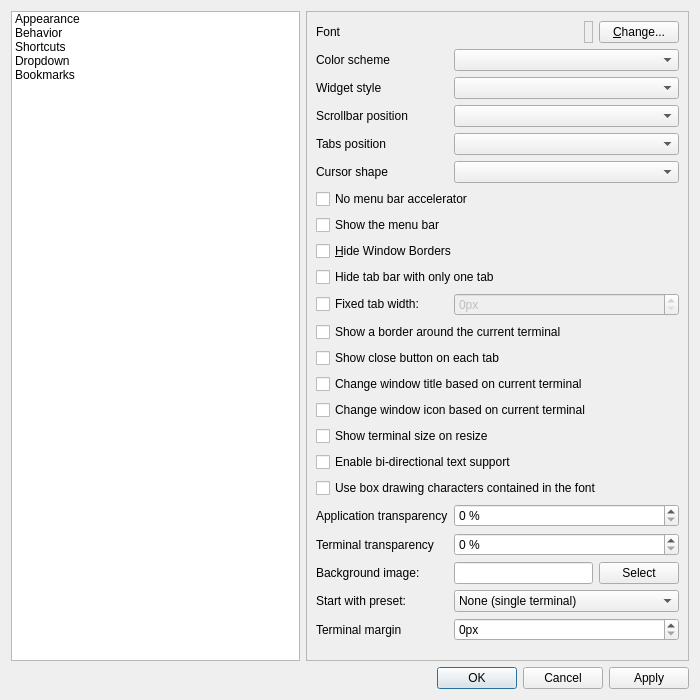
The window that src/forms/propertiesdialog.ui (lxqt/qterminal) describes before a commit, drawn with Qt 5.
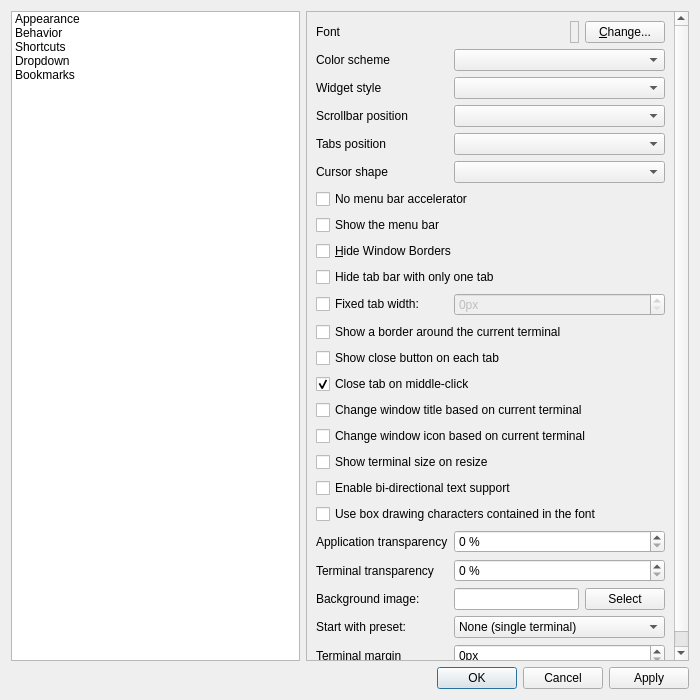
The same window after the commit. Icons and pictures are not drawn.

Commit message: Make close-on-middle-click optional

Patch:
```diff
--- a/src/forms/propertiesdialog.ui
+++ b/src/forms/propertiesdialog.ui
@@ -111,7 +111,7 @@
            </rect>
           </property>
           <layout class="QGridLayout" name="gridLayout_3">
-           <item row="19" column="1">
+           <item row="20" column="1">
             <widget class="QSpinBox" name="appTransparencyBox">
              <property name="suffix">
               <string> %</string>
@@ -198,7 +198,7 @@
            <item row="2" column="1">
             <widget class="QComboBox" name="colorSchemaCombo"/>
            </item>
-           <item row="22" column="0">
+           <item row="23" column="0">
             <widget class="QLabel" name="label_9">
              <property name="text">
               <string>Start with preset:</string>
@@ -208,7 +208,7 @@
              </property>
             </widget>
            </item>
-           <item row="22" column="1">
+           <item row="23" column="1">
             <widget class="QComboBox" name="terminalPresetComboBox">
              <item>
               <property name="text">
@@ -242,7 +242,7 @@
              </property>
             </widget>
            </item>
-           <item row="23" column="0">
+           <item row="24" column="0">
             <widget class="QLabel" name="label_15">
              <property name="text">
               <string>Terminal margin</string>
@@ -259,7 +259,7 @@
              </property>
             </widget>
            </item>
-           <item row="21" column="0">
+           <item row="22" column="0">
             <widget class="QLabel" name="label_13">
              <property name="text">
               <string>Background image:</string>
@@ -279,7 +279,7 @@
              </property>
             </widget>
            </item>
-           <item row="21" column="1">
+           <item row="22" column="1">
             <layout class="QHBoxLayout" name="horizontalLayout_3">
              <item>
               <widget class="QLineEdit" name="backgroundImageLineEdit"/>
@@ -306,7 +306,7 @@
            <item row="5" column="1">
             <widget class="QComboBox" name="tabsPos_comboBox"/>
            </item>
-           <item row="24" column="0" colspan="2">
+           <item row="25" column="0" colspan="2">
             <spacer name="verticalSpacer_3">
              <property name="orientation">
               <enum>Qt::Vertical</enum>
@@ -339,7 +339,7 @@
              </property>
             </widget>
            </item>
-           <item row="20" column="0">
+           <item row="21" column="0">
             <widget class="QLabel" name="label">
              <property name="text">
               <string>Terminal transparency</string>
@@ -352,7 +352,7 @@
            <item row="6" column="1">
             <widget class="QComboBox" name="keybCursorShape_comboBox"/>
            </item>
-           <item row="19" column="0">
+           <item row="20" column="0">
             <widget class="QLabel" name="label_4">
              <property name="text">
               <string>Application transparency</string>
@@ -369,21 +369,21 @@
              </property>
             </widget>
            </item>
-           <item row="23" column="1">
+           <item row="24" column="1">
             <widget class="QSpinBox" name="terminalMarginSpinBox">
              <property name="suffix">
               <string>px</string>
              </property>
             </widget>
            </item>
-           <item row="17" column="0" colspan="2">
+           <item row="18" column="0" colspan="2">
             <widget class="QCheckBox" name="enabledBidiSupportCheckBox">
              <property name="text">
               <string>Enable bi-directional text support</string>
              </property>
             </widget>
            </item>
-           <item row="20" column="1">
+           <item row="21" column="1">
             <widget class="QSpinBox" name="termTransparencyBox">
              <property name="suffix">
               <string> %</string>
@@ -422,7 +422,7 @@
              </property>
             </widget>
            </item>
-           <item row="14" column="0" colspan="2">
+           <item row="15" column="0" colspan="2">
             <widget class="QCheckBox" name="changeWindowTitleCheckBox">
              <property name="text">
               <string>Change window title based on current terminal</string>
@@ -439,21 +439,21 @@
            <item row="3" column="1">
             <widget class="QComboBox" name="styleComboBox"/>
            </item>
-           <item row="15" column="0" colspan="2">
+           <item row="16" column="0" colspan="2">
             <widget class="QCheckBox" name="changeWindowIconCheckBox">
              <property name="text">
               <string>Change window icon based on current terminal</string>
              </property>
             </widget>
            </item>
-           <item row="16" column="0" colspan="2">
+           <item row="17" column="0" colspan="2">
             <widget class="QCheckBox" name="showTerminalSizeHintCheckBox">
              <property name="text">
               <string>Show terminal size on resize</string>
              </property>
             </widget>
            </item>
-           <item row="18" column="0" colspan="2">
+           <item row="19" column="0" colspan="2">
             <widget class="QCheckBox" name="useFontBoxDrawingCharsCheckBox">
              <property name="toolTip">
               <string>Specify whether box drawing characters should be drawn by QTerminal internally or left to underlying font rendering libraries.</string>
@@ -480,6 +480,16 @@
              </property>
             </widget>
            </item>
+           <item row="14" column="0" colspan="2">
+            <widget class="QCheckBox" name="closeTabOnMiddleClickCheckBox">
+             <property name="text">
+              <string>Close tab on middle-click</string>
+             </property>
+             <property name="checked">
+              <bool>true</bool>
+             </property>
+            </widget>
+           </item>
           </layout>
          </widget>
         </widget>
```
The commit also changes 4 other files.
